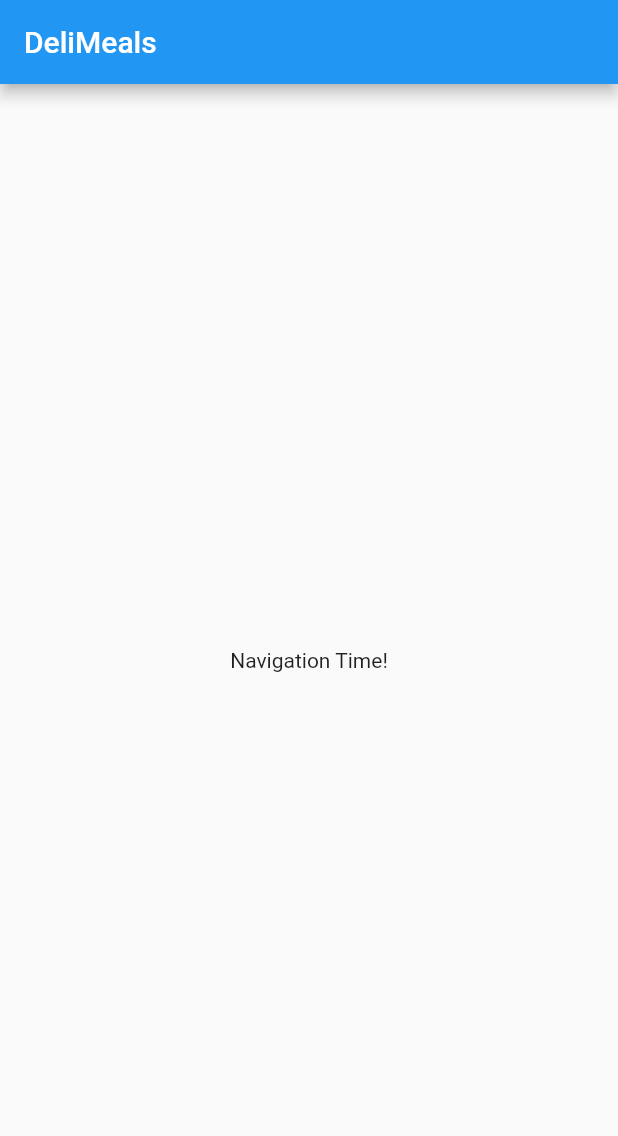
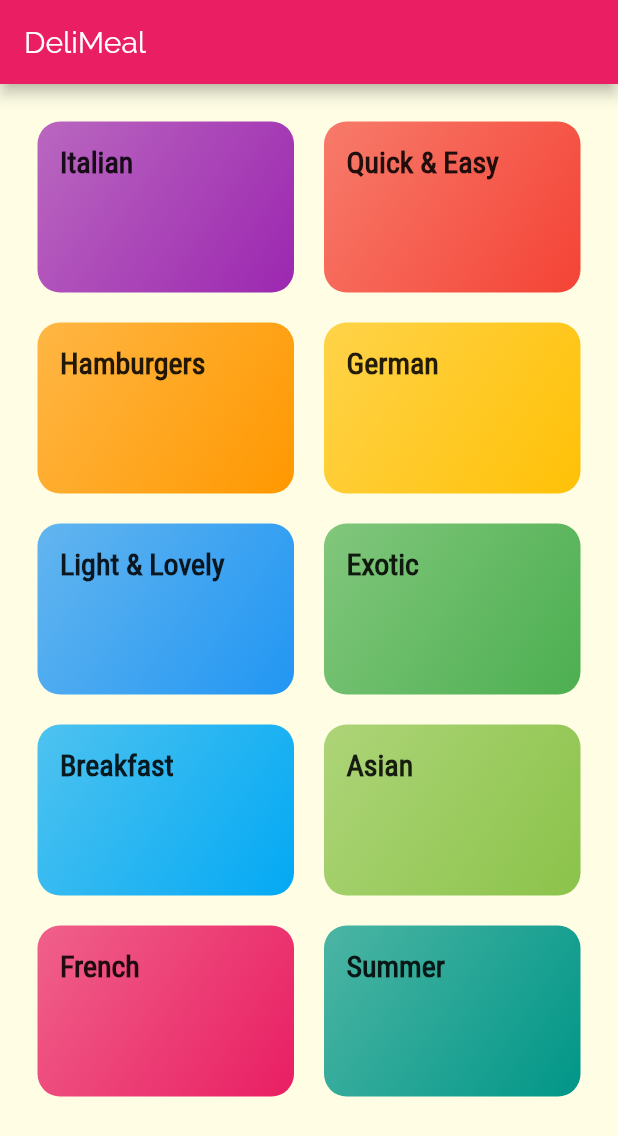
Before and after one commit to xFlappy/meals_app, a Flutter app: the screen it shows after launch, on a phone screen of 412 x 824 dp. Shown: the top 1136 px of the screen. Run offline on Flutter 3.47's test engine with Material 2 defaults, Android fonts, the phone set to English and light mode, and no system bars.

Commit message:
Screen and Navigation
Struttura applicazione e inizio dello styling

```diff
--- /dev/null
+++ b/lib/categories_screen.dart
@@ -0,0 +1,33 @@
+import 'package:flutter/material.dart';
+
+import './dummy_data.dart';
+import './category_item.dart';
+
+class CategoriesScreen extends StatelessWidget {
+  @override
+  Widget build(BuildContext context) {
+    return Scaffold(
+      appBar: AppBar(
+        title: Text('DeliMeal'),
+      ),
+      body: GridView(
+        padding: const EdgeInsets.all(25),
+        children: DUMMY_CATEGORIES
+            .map(
+              (catData) => CategoryItem(
+                catData.id,
+                catData.title,
+                catData.color,
+              ),
+            )
+            .toList(),
+        gridDelegate: SliverGridDelegateWithMaxCrossAxisExtent(
+          maxCrossAxisExtent: 200,
+          childAspectRatio: 3 / 2,
+          crossAxisSpacing: 20,
+          mainAxisSpacing: 20,
+        ),
+      ),
+    );
+  }
+}
--- /dev/null
+++ b/lib/category_item.dart
@@ -0,0 +1,48 @@
+import 'package:flutter/material.dart';
+
+import './category_meals_screen.dart';
+
+class CategoryItem extends StatelessWidget {
+  final String id;
+  final String title;
+  final Color color;
+
+  CategoryItem(this.id, this.title, this.color);
+
+  void selectCategory(ctx) {
+    Navigator.of(ctx).pushNamed(
+      '/category-meals',
+      arguments: {
+        'id': id,
+        'title': title,
+      },
+    );
+  }
+
+  @override
+  Widget build(BuildContext context) {
+    return InkWell(
+      onTap: () => selectCategory(context),
+      splashColor: Theme.of(context).primaryColor,
+      borderRadius: BorderRadius.circular(15),
+      child: Container(
+        padding: const EdgeInsets.all(15),
+        child: Text(
+          title,
+          style: Theme.of(context).textTheme.title,
+        ),
+        decoration: BoxDecoration(
+          gradient: LinearGradient(
+            colors: [
+              color.withOpacity(0.7),
+              color,
+            ],
+            begin: Alignment.topLeft,
+            end: Alignment.bottomRight,
+          ),
+          borderRadius: BorderRadius.circular(15),
+        ),
+      ),
+    );
+  }
+}
--- /dev/null
+++ b/lib/category_meals_screen.dart
@@ -0,0 +1,24 @@
+import 'package:flutter/material.dart';
+
+class CategroyMealsScreen extends StatelessWidget {
+  // final String categoryId;
+  // final String categoryTitle;
+
+  // CategroyMealsScreen(this.categoryId, this.categoryTitle);
+
+  @override
+  Widget build(BuildContext context) {
+    final routArgs =
+        ModalRoute.of(context).settings.arguments as Map<String, String>;
+    final categoryTitle = routArgs['title'];
+    final categoryid = routArgs['id'];
+    return Scaffold(
+      appBar: AppBar(
+        title: Text(categoryTitle),
+      ),
+      body: Center(
+        child: Text('The Recipes For The Category!'),
+      ),
+    );
+  }
+}
--- /dev/null
+++ b/lib/dummy_data.dart
@@ -0,0 +1,56 @@
+import 'package:flutter/material.dart';
+
+import './models/category.dart';
+
+const DUMMY_CATEGORIES = const [
+  Category(
+    id: 'c1',
+    title: 'Italian',
+    color: Colors.purple,
+  ),
+  Category(
+    id: 'c2',
+    title: 'Quick & Easy',
+    color: Colors.red,
+  ),
+  Category(
+    id: 'c3',
+    title: 'Hamburgers',
+    color: Colors.orange,
+  ),
+  Category(
+    id: 'c4',
+    title: 'German',
+    color: Colors.amber,
+  ),
+  Category(
+    id: 'c5',
+    title: 'Light & Lovely',
+    color: Colors.blue,
+  ),
+  Category(
+    id: 'c6',
+    title: 'Exotic',
+    color: Colors.green,
+  ),
+  Category(
+    id: 'c7',
+    title: 'Breakfast',
+    color: Colors.lightBlue,
+  ),
+  Category(
+    id: 'c8',
+    title: 'Asian',
+    color: Colors.lightGreen,
+  ),
+  Category(
+    id: 'c9',
+    title: 'French',
+    color: Colors.pink,
+  ),
+  Category(
+    id: 'c10',
+    title: 'Summer',
+    color: Colors.teal,
+  ),
+];
--- a/lib/main.dart
+++ b/lib/main.dart
@@ -1,4 +1,9 @@
 import 'package:flutter/material.dart';
+import 'package:meals_app/categories_screen.dart';
+import 'package:meals_app/category_meals_screen.dart';
+
+import './categories_screen.dart';
+import './category_meals_screen.dart';
 
 void main() => runApp(MyApp());
 
@@ -8,29 +13,27 @@ class MyApp extends StatelessWidget {
     return MaterialApp(
       title: 'DeliMeals',
       theme: ThemeData(
-        primarySwatch: Colors.blue,
+        primarySwatch: Colors.pink,
+        accentColor: Colors.amber,
+        canvasColor: Color.fromRGBO(255, 254, 229, 1),
+        fontFamily: 'Raleway',
+        textTheme: ThemeData.light().textTheme.copyWith(
+            body1: TextStyle(
+              color: Color.fromRGBO(20, 51, 51, 1),
+            ),
+            body2: TextStyle(
+              color: Color.fromRGBO(20, 51, 51, 1),
+            ),
+            title: TextStyle(
+              fontSize: 20,
+              fontFamily: 'RobotoCondensed',
+              fontWeight: FontWeight.bold,
+            )),
       ),
-      home: MyHomePage(),
+      home: CategoriesScreen(),
+      routes: {
+        '/category-meals': (ctx) => CategroyMealsScreen(),
+      },
     );
   }
 }
-
-class MyHomePage extends StatefulWidget {
-    @override
-  _MyHomePageState createState() => _MyHomePageState();
-}
-
-class _MyHomePageState extends State<MyHomePage> {
-
-  @override
-  Widget build(BuildContext context) {
-    return Scaffold(
-      appBar: AppBar(
-        title: Text('DeliMeals'),
-      ),
-      body: Center(
-        child: Text('Navigation Time!'),
-      ),
-    );
-  }
-}
--- /dev/null
+++ b/lib/models/category.dart
@@ -0,0 +1,13 @@
+import 'package:flutter/material.dart';
+
+class Category {
+  final String id;
+  final String title;
+  final Color color;
+
+  const Category({
+    @required this.id,
+    this.title,
+    this.color = Colors.orange,
+  });
+}
```
Also changed, not shown: pubspec.yaml (+17 -6 lines), assets/fonts/Raleway-Black.ttf (added), assets/fonts/Raleway-Bold.ttf (added), assets/fonts/Raleway-Regular.ttf (added), assets/fonts/RobotoCondensed-Bold.ttf (added), assets/fonts/RobotoCondensed-Italic.ttf (added), assets/fonts/RobotoCondensed-Light.ttf (added), assets/fonts/RobotoCondensed-Regular.ttf (added).
